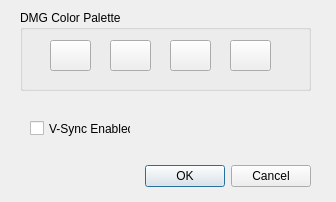
drhelius/Gearboy, file platforms/qt-shared/VideoSettings.ui: the form before one commit.
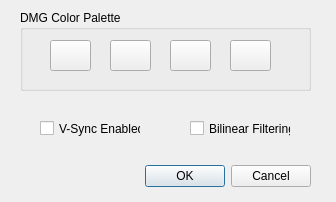
The form after the commit.

Commit message: input settings completed

```diff
--- a/platforms/qt-shared/VideoSettings.ui
+++ b/platforms/qt-shared/VideoSettings.ui
@@ -100,7 +100,7 @@
   <widget class="QCheckBox" name="checkBox">
    <property name="geometry">
     <rect>
-     <x>30</x>
+     <x>40</x>
      <y>120</y>
      <width>101</width>
      <height>17</height>
@@ -110,6 +110,19 @@
     <string>V-Sync Enabled</string>
    </property>
   </widget>
+  <widget class="QCheckBox" name="checkBoxFilter">
+   <property name="geometry">
+    <rect>
+     <x>190</x>
+     <y>120</y>
+     <width>101</width>
+     <height>17</height>
+    </rect>
+   </property>
+   <property name="text">
+    <string>Bilinear Filtering</string>
+   </property>
+  </widget>
  </widget>
  <resources/>
  <connections>
```
Left out of the diff: 10 changed lines with no effect on the pictures. The commit also changes 4 other files.
